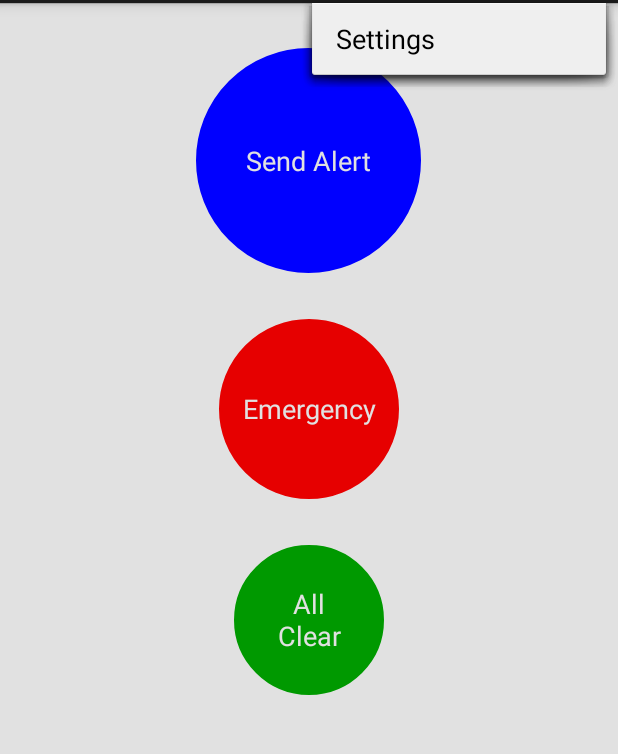
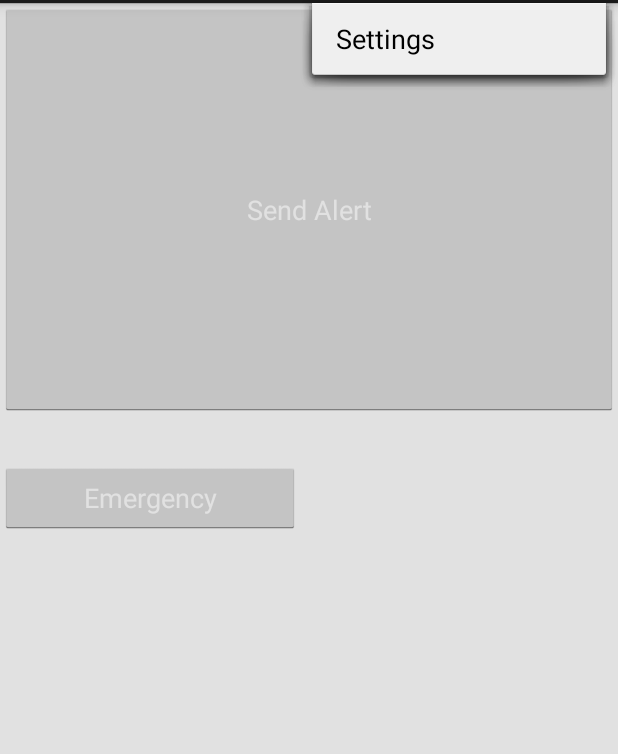
Before and after one commit to kheath/SafetyApp, an Android app: the screen it shows after launch (SMS), with the options menu open, on a phone screen of 412 x 824 dp, the part 69-823 px from its top. Run offline under Robolectric (Android 15) with nearby library versions, the phone set to English and light mode, and no system bars.

Commit message:
fixed settings orientation, added some stuff for airplane mode

```diff
--- a/SMSMessaging/app/src/main/AndroidManifest.xml
+++ b/SMSMessaging/app/src/main/AndroidManifest.xml
@@ -31,7 +31,8 @@
 
         <activity
             android:name="myfirstapp.example.com.sms.SettingsActivity"
-            android:label="@string/action_settings" >
+            android:label="@string/action_settings"
+            android:screenOrientation="portrait" >
         </activity>
     </application>
 
--- a/SMSMessaging/app/src/main/java/myfirstapp/example/com/sms/SMS.java
+++ b/SMSMessaging/app/src/main/java/myfirstapp/example/com/sms/SMS.java
@@ -12,6 +12,7 @@ import android.content.SharedPreferences;
 import android.net.Uri;
 import android.os.Bundle;
 import android.preference.PreferenceManager;
+import android.provider.Settings;
 import android.telephony.SmsManager;
 import android.telephony.TelephonyManager;
 import android.util.Log;
@@ -52,12 +53,15 @@ public class SMS extends Activity
         btnSendSMS = (Button) findViewById(R.id.btnSendSMS);
         btnOhShit = (Button) findViewById(R.id.btnOhShit);
         btnItsOkay = (Button) findViewById(R.id.btnItsOkay);
+        btnItsOkay.setVisibility(View.GONE);
 
         // Put in the "emergency" phone number
 
         eNumber = "14153200859";
 
         kkMessage = "Yarr matey, the seas be calm.";
+
+
 
         // create GPS object
         gps = new GPSTracker(SMS.this);
@@ -72,6 +76,7 @@ public class SMS extends Activity
             @Override
 			public void onClick(View v)
             {
+            	System.out.println(isAirplaneModeOn());
 
                 // check if GPS enabled
                 if(gps.canGetLocation()){
@@ -103,6 +108,7 @@ public class SMS extends Activity
                 	}
 
                 	sendSMS(txtPhoneNo, txtMessage, tm);
+                	btnItsOkay.setVisibility(View.VISIBLE);
                 }
                 else if (!isValidPhoneNumber(txtPhoneNo, getApplicationContext()))
                 {
@@ -175,6 +181,7 @@ public class SMS extends Activity
                 	}
 
                 	sendSMS(txtPhoneNo, kkMessage, tm);
+                	btnItsOkay.setVisibility(View.GONE);
                 }
                 else if (!isValidPhoneNumber(txtPhoneNo, getApplicationContext()))
                 {
@@ -257,6 +264,18 @@ public class SMS extends Activity
         }
     }
 
+    /**
+    * Gets the state of Airplane Mode.
+    *
+    * @param context
+    * @return true if enabled.
+    */
+    private static String isAirplaneModeOn() {
+
+       return Settings.Global.AIRPLANE_MODE_RADIOS;
+
+    }
+
     @Override
     public boolean onCreateOptionsMenu(Menu menu) {
         // Inflate the menu items for use in the action bar
--- a/SMSMessaging/app/src/main/res/layout/activity_sms.xml
+++ b/SMSMessaging/app/src/main/res/layout/activity_sms.xml
@@ -11,11 +11,11 @@
         android:layout_centerHorizontal="true"
 
         android:gravity="center"
-        android:layout_marginTop="30dp"
+        android:layout_marginTop="0dp"
         android:layout_marginBottom="15dp"
-        android:layout_width="150dp"
-        android:layout_height="150dp"
-        android:background="@drawable/ovalbluebutton"
+        android:layout_width="match_parent"
+        android:layout_height="275dp"
+
 
         android:text="@string/send"
         android:textColor="#e1e1e1"
@@ -24,14 +24,15 @@
     <Button
         android:id="@+id/btnOhShit"
         android:layout_below="@+id/btnSendSMS"
-        android:layout_centerHorizontal="true"
+        android:layout_alignParentLeft="true"
+
         android:gravity="center"
 
         android:layout_marginTop="15dp"
-        android:layout_marginBottom="15dp"
-        android:layout_width="120dp"
-        android:layout_height="120dp"
-        android:background="@drawable/ovalbutton"
+        android:layout_marginBottom="30dp"
+        android:layout_width="200dp"
+        android:layout_height="wrap_content"
+
 
         android:text="@string/ohShit"
         android:textColor="#e1e1e1"
@@ -39,15 +40,16 @@
 
     <Button
         android:id="@+id/btnItsOkay"
-        android:layout_below="@+id/btnOhShit"
-        android:layout_centerHorizontal="true"
+        android:layout_below="@+id/btnSendSMS"
+        android:layout_toRightOf="@+id/btnOhShit"
+        android:layout_alignParentRight="true"
         android:gravity="center"
 
         android:layout_marginTop="15dp"
-        android:layout_marginBottom="15dp"
-        android:layout_width="100dp"
-        android:layout_height="100dp"
-        android:background="@drawable/ovalgreenbutton"
+        android:layout_marginBottom="30dp"
+        android:layout_width="0dp"
+        android:layout_height="wrap_content"
+
 
         android:text="@string/itsOkay"
         android:textColor="#e1e1e1"
--- a/SMSMessaging/app/src/main/res/values/strings.xml
+++ b/SMSMessaging/app/src/main/res/values/strings.xml
@@ -16,7 +16,7 @@
     <string name="ohShit">Emergency</string>
 
     <!-- Third button - everything in okay -->
-    <string name="itsOkay">All\nClear</string>
+    <string name="itsOkay">All Clear</string>
 
 
 </resources>
```
